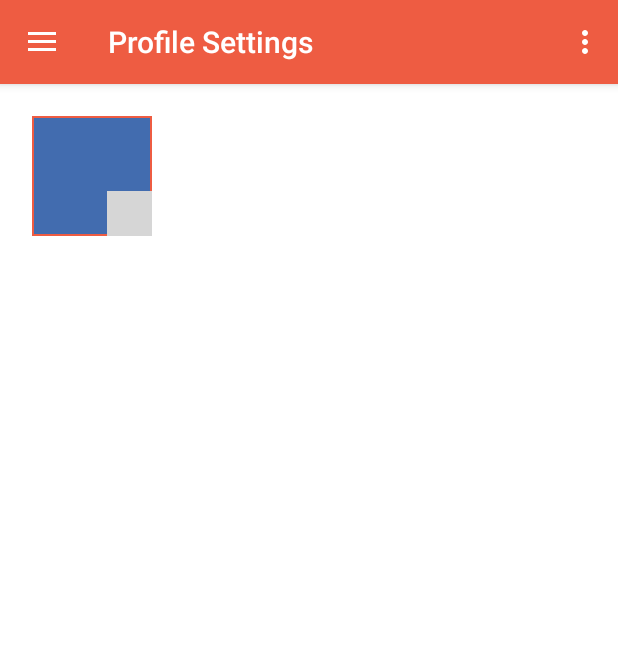
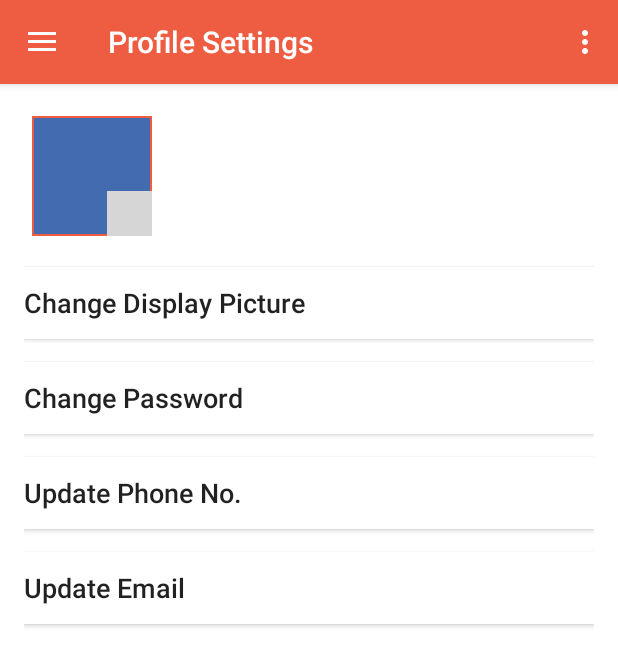
Before and after one commit to mubashirbashir/campusbuzzlive, an Android app: the fragment ProfileFragClass placed in its activity, on a phone screen of 412 x 824 dp. Shown: the top 666 px of the screen. Run offline under Robolectric (Android 15) with nearby library versions, the phone set to English and light mode, and no system bars; grey boxes are pictures that could not be loaded.

Commit message:
Profile settings done

```diff
--- a/app/build.gradle
+++ b/app/build.gradle
@@ -24,10 +24,10 @@ dependencies {
     androidTestCompile('com.android.support.test.espresso:espresso-core:2.2.2', {
         exclude group: 'com.android.support', module: 'support-annotations'
     })
+
     compile 'com.android.support:appcompat-v7:25.2.0'
     compile 'com.android.support:design:25.2.0'
-    testCompile 'junit:junit:4.12'
-
     compile 'com.android.support.constraint:constraint-layout:1.0.1'
     compile 'com.google.android.gms:play-services-maps:10.2.0'
+    testCompile 'junit:junit:4.12'
 }
--- a/app/src/main/java/com/campusbuzzlive/campusbuzzlive/ProfileFragClass.java
+++ b/app/src/main/java/com/campusbuzzlive/campusbuzzlive/ProfileFragClass.java
@@ -53,16 +53,52 @@ public class ProfileFragClass extends Fragment {
         context = rootView.getContext();
         imageButton4 = (ImageButton) rootView.findViewById(R.id.ibCamera);
         ivDP = (ImageView) rootView.findViewById(R.id.ivDP);
+        Button bChangePW = (Button)rootView.findViewById(R.id.bChangePW) ;
+        Button bPhone= (Button) rootView.findViewById(R.id.bPhone);
+        Button bEmail= (Button) rootView.findViewById(R.id.bEmail);
+
            imageButton4.setOnClickListener(new View.OnClickListener() {
             @Override
             public void onClick(View v) {
                 //Pass the context and the Activity class you need to open from the Fragment Class, to the Intent
-
-                Intent intent = new Intent(MediaStore.ACTION_IMAGE_CAPTURE);
-                startActivityForResult(intent,
-                        CAPTURE_IMAGE_ACTIVITY_REQUEST_CODE);
+                if (v.getId() == R.id.ibCamera) {
+                    Intent intent = new Intent(MediaStore.ACTION_IMAGE_CAPTURE);
+                    startActivityForResult(intent,
+                            CAPTURE_IMAGE_ACTIVITY_REQUEST_CODE);
+                }
             }
            });
+        bChangePW.setOnClickListener(new View.OnClickListener() {
+            @Override
+            public void onClick(View v) {
+                //Pass the context and the Activity class you need to open from the Fragment Class, to the Intent
+                if (v.getId() == R.id.bChangePW) {
+                    Intent intent = new Intent(getActivity(),ChangePassword.class);
+                    startActivity(intent);
+                }
+            }
+        });
+        bEmail.setOnClickListener(new View.OnClickListener() {
+            @Override
+
+            public void onClick(View v) {
+                //Pass the context and the Activity class you need to open from the Fragment Class, to the Intent
+                if (v.getId() == R.id.bEmail) {
+                    Intent intent = new Intent(getActivity(),UpdateEmail.class);
+                    startActivity(intent);
+                }
+            }
+        });
+        bPhone.setOnClickListener(new View.OnClickListener() {
+            @Override
+            public void onClick(View v) {
+                //Pass the context and the Activity class you need to open from the Fragment Class, to the Intent
+                if (v.getId() == R.id.bPhone) {
+                    Intent intent = new Intent(getActivity(),UpdatePhoneNo.class);
+                    startActivity(intent);
+                }
+            }
+        });
     return rootView;
     }
 
--- a/app/src/main/res/layout/profile_frag_layout.xml
+++ b/app/src/main/res/layout/profile_frag_layout.xml
@@ -38,4 +38,70 @@
         android:onClick="add"
         app:srcCompat="@drawable/ic_camera_alt_white_18dp" />
 
+    <Button
+        android:id="@+id/bChangeDP"
+        style="?android:attr/windowAnimationStyle"
+        android:layout_width="match_parent"
+        android:layout_height="wrap_content"
+        android:layout_below="@+id/ivDP"
+        android:layout_marginTop="15dp"
+        android:layout_toEndOf="@+id/ivDP"
+        android:background="@android:color/white"
+        android:text="Change Display Picture"
+        android:textAlignment="textStart"
+        android:textAllCaps="false"
+        android:layout_alignParentRight="true"
+        android:layout_alignParentEnd="true"
+        android:textSize="18sp"
+        android:layout_alignParentLeft="true"
+        android:layout_alignParentStart="true" />
+
+    <Button
+        android:id="@+id/bChangePW"
+        style="?android:attr/windowAnimationStyle"
+        android:layout_width="match_parent"
+        android:layout_height="wrap_content"
+        android:layout_alignParentEnd="true"
+        android:layout_alignParentRight="true"
+        android:layout_below="@+id/bChangeDP"
+        android:layout_marginTop="15dp"
+        android:background="@android:color/white"
+        android:onClick="add"
+        android:text="Change Password"
+        android:textAlignment="textStart"
+        android:textAllCaps="false"
+        android:textSize="18sp" />
+
+    <Button
+        android:id="@+id/bPhone"
+        style="?android:attr/windowAnimationStyle"
+        android:layout_width="match_parent"
+        android:layout_height="wrap_content"
+        android:layout_alignParentEnd="true"
+        android:layout_alignParentRight="true"
+        android:layout_below="@+id/bChangePW"
+        android:layout_marginTop="15dp"
+        android:background="@android:color/white"
+        android:onClick="add"
+        android:text="Update Phone No."
+        android:textAlignment="textStart"
+        android:textAllCaps="false"
+        android:textSize="18sp" />
+
+    <Button
+        android:id="@+id/bEmail"
+        style="?android:attr/windowAnimationStyle"
+        android:layout_width="match_parent"
+        android:layout_height="wrap_content"
+        android:layout_alignParentEnd="true"
+        android:layout_alignParentRight="true"
+        android:layout_below="@+id/bPhone"
+        android:layout_marginTop="15dp"
+        android:background="@android:color/white"
+        android:onClick="add"
+        android:text="Update Email"
+        android:textAlignment="textStart"
+        android:textAllCaps="false"
+        android:textSize="18sp" />
+
 </RelativeLayout>
```
Also changed, not shown: app/src/main/AndroidManifest.xml (+4 -5 lines), app/src/main/java/com/campusbuzzlive/campusbuzzlive/UpdateEmail.java (added, +13 -0 lines), app/src/main/java/com/campusbuzzlive/campusbuzzlive/UpdatePhoneNo.java (added, +13 -0 lines), app/src/main/res/layout/activity_update_email.xml (added, +63 -0 lines), app/src/main/res/layout/activity_update_phone_no.xml (added, +64 -0 lines).
